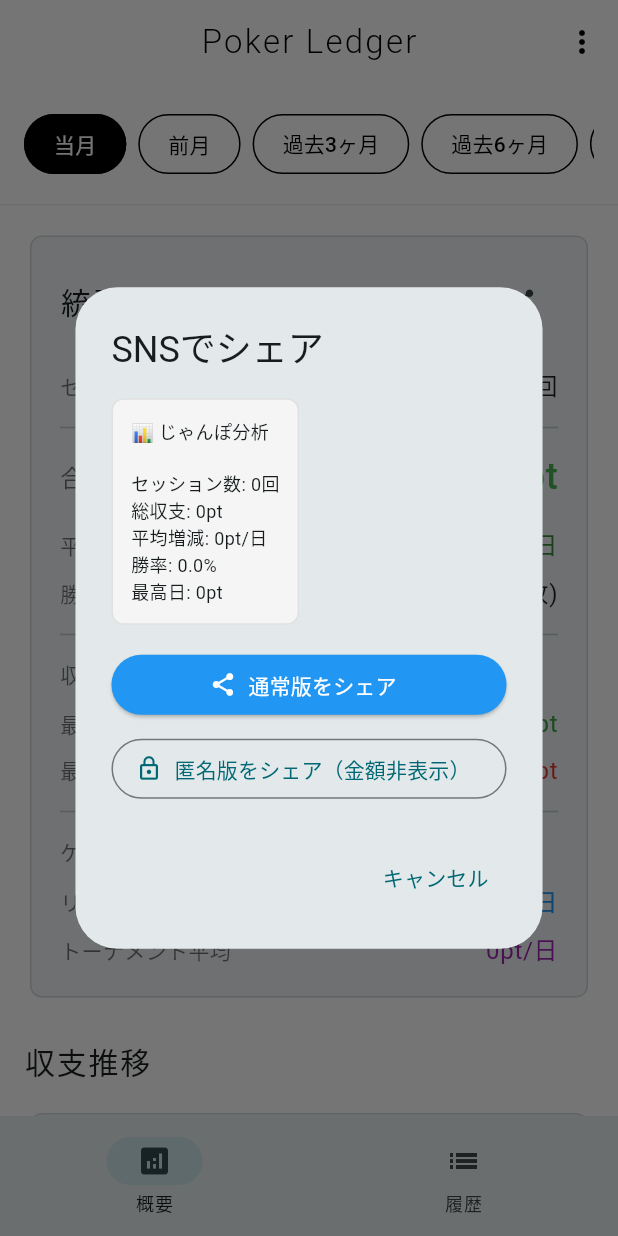
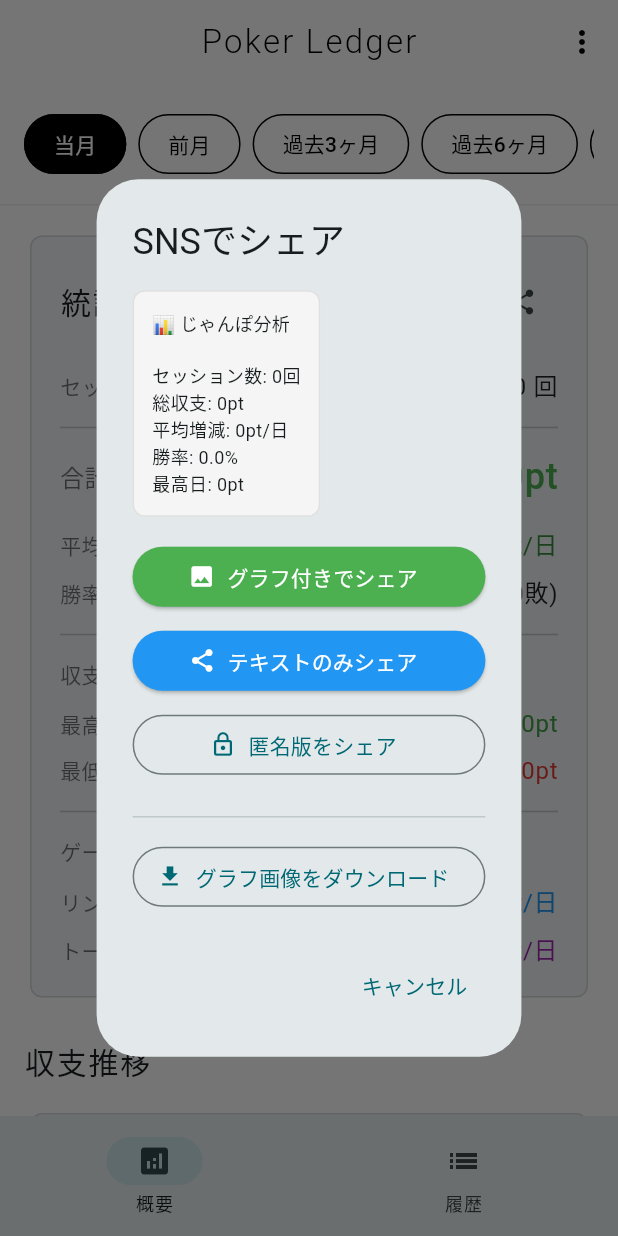
Before and after one commit to Minamelody/Junpo-analyze, a Flutter app: the MainAppScreen screen opened directly with empty values, after a tap on the "share" icon, on a phone screen of 412 x 824 dp. Run offline on Flutter 3.47's test engine with Material 3 defaults, Android fonts, the light colour scheme and no system bars; our stand-ins replace fl_chart, hive_flutter, share_plus; accounts and stored records are empty.

Commit message:
Add: グラフ画像シェア＆ダウンロード機能（グラフ付きSNSシェア、画像ダウンロード）

```diff
--- a/lib/screens/main_app_screen.dart
+++ b/lib/screens/main_app_screen.dart
@@ -39,6 +39,9 @@ class _MainAppScreenState extends State<MainAppScreen> with WidgetsBindingObserv
   // 店舗関連
   List<Map<String, String>> _stores = [];
   String _selectedStoreId = '6'; // デフォルトは京都河原町店
+
+  // グラフキャプチャ用
+  final GlobalKey _chartKey = GlobalKey();
 
   @override
   void initState() {
@@ -430,7 +433,10 @@ class _MainAppScreenState extends State<MainAppScreen> with WidgetsBindingObserv
       child: Column(
         crossAxisAlignment: CrossAxisAlignment.start,
         children: [
-          StatisticsCard(statistics: statistics),
+          StatisticsCard(
+            statistics: statistics,
+            chartKey: _chartKey,
+          ),
           const SizedBox(height: 24),
           const Text(
             '収支推移',
@@ -441,9 +447,15 @@ class _MainAppScreenState extends State<MainAppScreen> with WidgetsBindingObserv
             ),
           ),
           const SizedBox(height: 16),
-          SizedBox(
-            height: 300,
-            child: ProfitChart(sessions: _sessions),
+          RepaintBoundary(
+            key: _chartKey,
+            child: Container(
+              color: Colors.white,
+              child: SizedBox(
+                height: 300,
+                child: ProfitChart(sessions: _sessions),
+              ),
+            ),
           ),
         ],
       ),
--- a/lib/widgets/statistics_card.dart
+++ b/lib/widgets/statistics_card.dart
@@ -1,11 +1,21 @@
 import 'package:flutter/material.dart';
+import 'package:flutter/rendering.dart';
 import 'package:intl/intl.dart';
 import 'package:share_plus/share_plus.dart';
+import 'dart:ui' as ui;
+import 'dart:typed_data';
 
 class StatisticsCard extends StatelessWidget {
   final Map<String, dynamic> statistics;
+  final GlobalKey? chartKey;
+  final VoidCallback? onCaptureChart;
 
-  const StatisticsCard({super.key, required this.statistics});
+  const StatisticsCard({
+    super.key,
+    required this.statistics,
+    this.chartKey,
+    this.onCaptureChart,
+  });
 
   @override
   Widget build(BuildContext context) {
@@ -142,7 +152,8 @@ class StatisticsCard extends StatelessWidget {
       context: context,
       builder: (context) => AlertDialog(
         title: const Text('SNSでシェア'),
-        content: Column(
+        content: SingleChildScrollView(
+          child: Column(
             mainAxisSize: MainAxisSize.min,
             crossAxisAlignment: CrossAxisAlignment.start,
             children: [
@@ -159,6 +170,26 @@ class StatisticsCard extends StatelessWidget {
                 ),
               ),
               const SizedBox(height: 16),
+              // グラフ付きシェア
+              if (chartKey != null) ...[
+                SizedBox(
+                  width: double.infinity,
+                  child: ElevatedButton.icon(
+                    onPressed: () {
+                      Navigator.pop(context);
+                      _shareWithChart(context, shareText, false);
+                    },
+                    icon: const Icon(Icons.image, size: 18),
+                    label: const Text('グラフ付きでシェア'),
+                    style: ElevatedButton.styleFrom(
+                      backgroundColor: Colors.green,
+                      foregroundColor: Colors.white,
+                    ),
+                  ),
+                ),
+                const SizedBox(height: 8),
+              ],
+              // テキストのみシェア
               SizedBox(
                 width: double.infinity,
                 child: ElevatedButton.icon(
@@ -167,7 +198,7 @@ class StatisticsCard extends StatelessWidget {
                     _shareToSNS(shareText);
                   },
                   icon: const Icon(Icons.share, size: 18),
-                label: const Text('通常版をシェア'),
+                  label: const Text('テキストのみシェア'),
                   style: ElevatedButton.styleFrom(
                     backgroundColor: Colors.blue,
                     foregroundColor: Colors.white,
@@ -183,10 +214,28 @@ class StatisticsCard extends StatelessWidget {
                     _shareToSNS(anonymousText);
                   },
                   icon: const Icon(Icons.lock_outline, size: 18),
-                label: const Text('匿名版をシェア（金額非表示）'),
+                  label: const Text('匿名版をシェア'),
+                ),
+              ),
+              const SizedBox(height: 16),
+              const Divider(),
+              const SizedBox(height: 8),
+              // グラフ画像ダウンロード
+              if (chartKey != null) ...[
+                SizedBox(
+                  width: double.infinity,
+                  child: OutlinedButton.icon(
+                    onPressed: () {
+                      Navigator.pop(context);
+                      _downloadChartImage(context);
+                    },
+                    icon: const Icon(Icons.download, size: 18),
+                    label: const Text('グラフ画像をダウンロード'),
                   ),
                 ),
               ],
+            ],
+          ),
         ),
         actions: [
           TextButton(
@@ -196,6 +245,82 @@ class StatisticsCard extends StatelessWidget {
         ],
       ),
     );
+  }
+
+  Future<void> _shareWithChart(BuildContext context, String text, bool anonymous) async {
+    if (chartKey == null || chartKey!.currentContext == null) {
+      _shareToSNS(text);
+      return;
+    }
+
+    try {
+      // グラフをキャプチャ
+      RenderRepaintBoundary boundary = chartKey!.currentContext!.findRenderObject() as RenderRepaintBoundary;
+      ui.Image image = await boundary.toImage(pixelRatio: 2.0);
+      ByteData? byteData = await image.toByteData(format: ui.ImageByteFormat.png);
+
+      if (byteData != null) {
+        Uint8List pngBytes = byteData.buffer.asUint8List();
+
+        // 画像ファイルとしてシェア
+        await Share.shareXFiles(
+          [XFile.fromData(pngBytes, name: 'jyanpo_chart.png', mimeType: 'image/png')],
+          text: text,
+        );
+      }
+    } catch (e) {
+      // エラーの場合はテキストのみシェア
+      if (context.mounted) {
+        ScaffoldMessenger.of(context).showSnackBar(
+          const SnackBar(content: Text('グラフのキャプチャに失敗しました。テキストのみシェアします。')),
+        );
+      }
+      _shareToSNS(text);
+    }
+  }
+
+  Future<void> _downloadChartImage(BuildContext context) async {
+    if (chartKey == null || chartKey!.currentContext == null) {
+      if (context.mounted) {
+        ScaffoldMessenger.of(context).showSnackBar(
+          const SnackBar(content: Text('グラフが見つかりません')),
+        );
+      }
+      return;
+    }
+
+    try {
+      // グラフをキャプチャ
+      RenderRepaintBoundary boundary = chartKey!.currentContext!.findRenderObject() as RenderRepaintBoundary;
+      ui.Image image = await boundary.toImage(pixelRatio: 3.0);
+      ByteData? byteData = await image.toByteData(format: ui.ImageByteFormat.png);
+
+      if (byteData != null) {
+        Uint8List pngBytes = byteData.buffer.asUint8List();
+
+        // Web環境では自動ダウンロード
+        final timestamp = DateTime.now().millisecondsSinceEpoch;
+        await Share.shareXFiles(
+          [XFile.fromData(pngBytes, name: 'jyanpo_chart_$timestamp.png', mimeType: 'image/png')],
+          subject: 'じゃんぽ分析グラフ',
+        );
+
+        if (context.mounted) {
+          ScaffoldMessenger.of(context).showSnackBar(
+            const SnackBar(
+              content: Text('グラフ画像を保存しました！'),
+              backgroundColor: Colors.green,
+            ),
+          );
+        }
+      }
+    } catch (e) {
+      if (context.mounted) {
+        ScaffoldMessenger.of(context).showSnackBar(
+          SnackBar(content: Text('エラー: $e')),
+        );
+      }
+    }
   }
 
   void _shareToSNS(String text) {
--- a/pubspec.yaml
+++ b/pubspec.yaml
@@ -56,6 +56,10 @@ dependencies:
   share_plus: ^10.1.2
   url_launcher: ^6.3.1
 
+  # Screenshot and image capture
+  screenshot: ^3.0.0
+  path_provider: ^2.1.5
+
 dev_dependencies:
   flutter_test:
     sdk: flutter
```
Also changed, not shown: pubspec.lock, 5 other files. Lines whose indentation alone changed are shown as unchanged.
